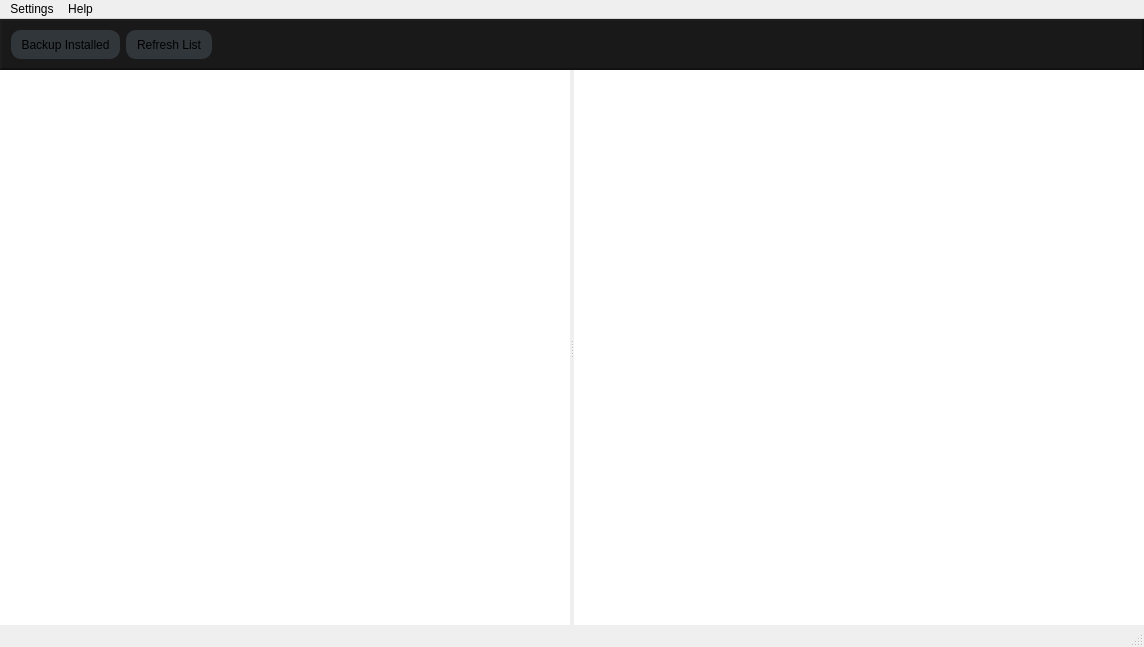
This is mainwindow.ui in darthtenebrus/linion as Qt 5 draws it before an edit. The edited form follows.
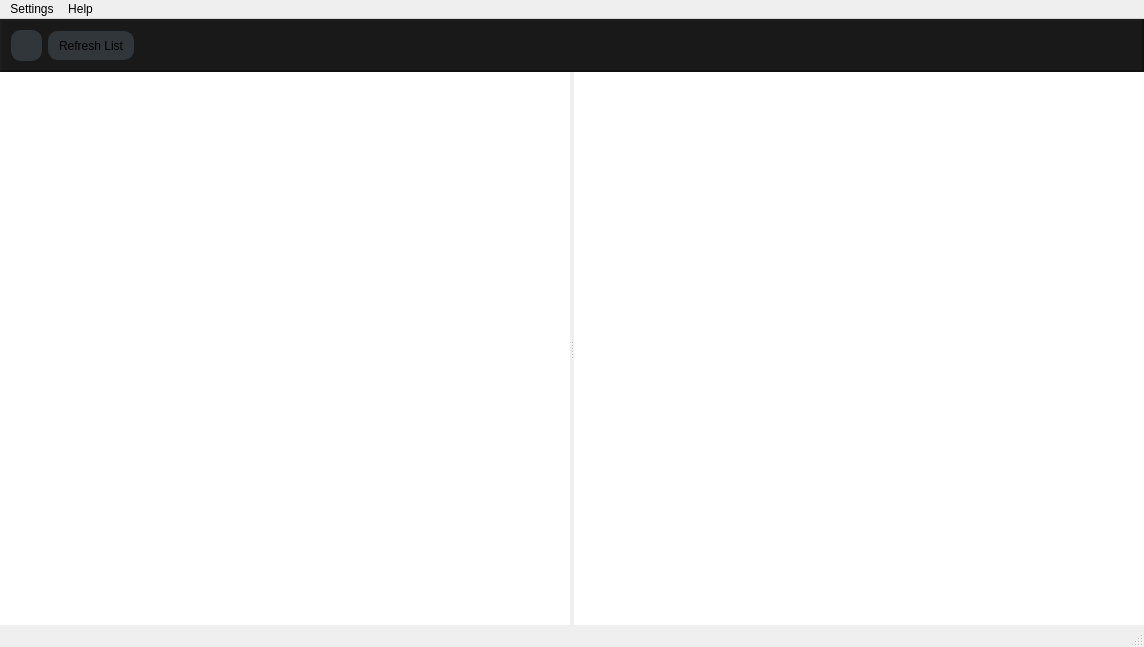
This is the edited form. Icons and pictures are not drawn.

```diff
--- a/mainwindow.ui
+++ b/mainwindow.ui
@@ -75,7 +75,7 @@
           <string notr="true"/>
          </property>
          <property name="text">
-          <string>Backup Installed</string>
+          <string/>
          </property>
          <property name="icon">
           <iconset resource="images.qrc">
@@ -88,7 +88,7 @@
           </size>
          </property>
          <property name="toolButtonStyle">
-          <enum>Qt::ToolButtonFollowStyle</enum>
+          <enum>Qt::ToolButtonIconOnly</enum>
          </property>
          <property name="autoRaise">
           <bool>false</bool>
@@ -111,7 +111,7 @@
            <normaloff>.</normaloff>.</iconset>
          </property>
          <property name="toolButtonStyle">
-          <enum>Qt::ToolButtonFollowStyle</enum>
+          <enum>Qt::ToolButtonIconOnly</enum>
          </property>
          <property name="autoRaise">
           <bool>false</bool>
```
Left out of the diff: 3 changed lines with no effect on the pictures.
